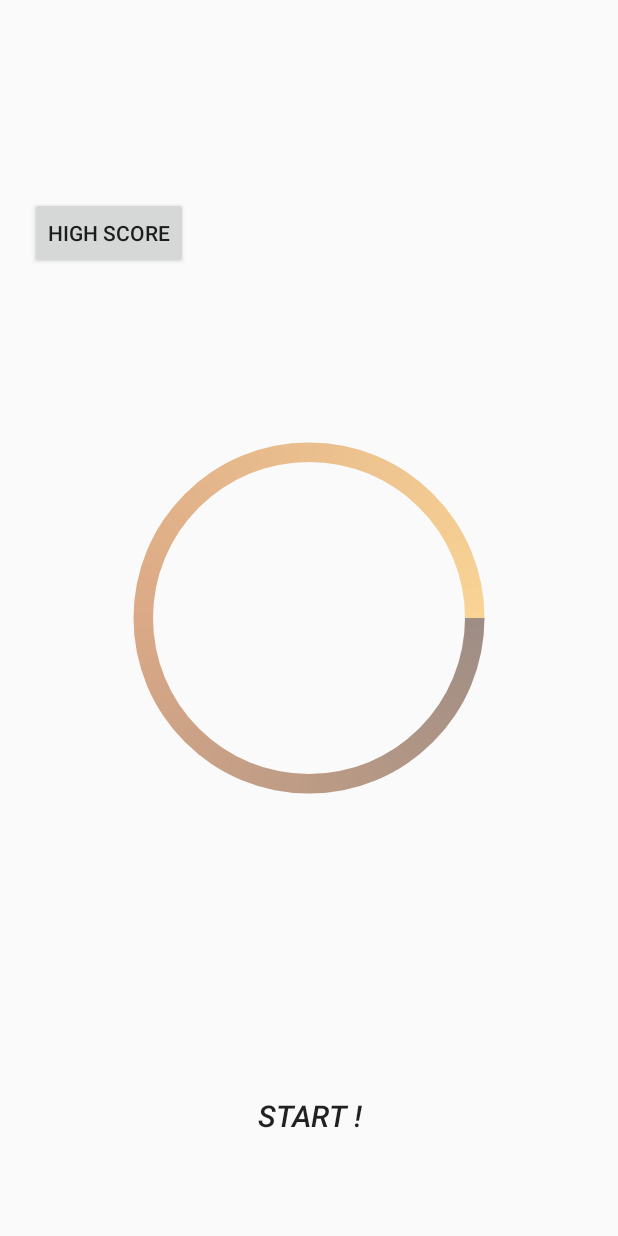
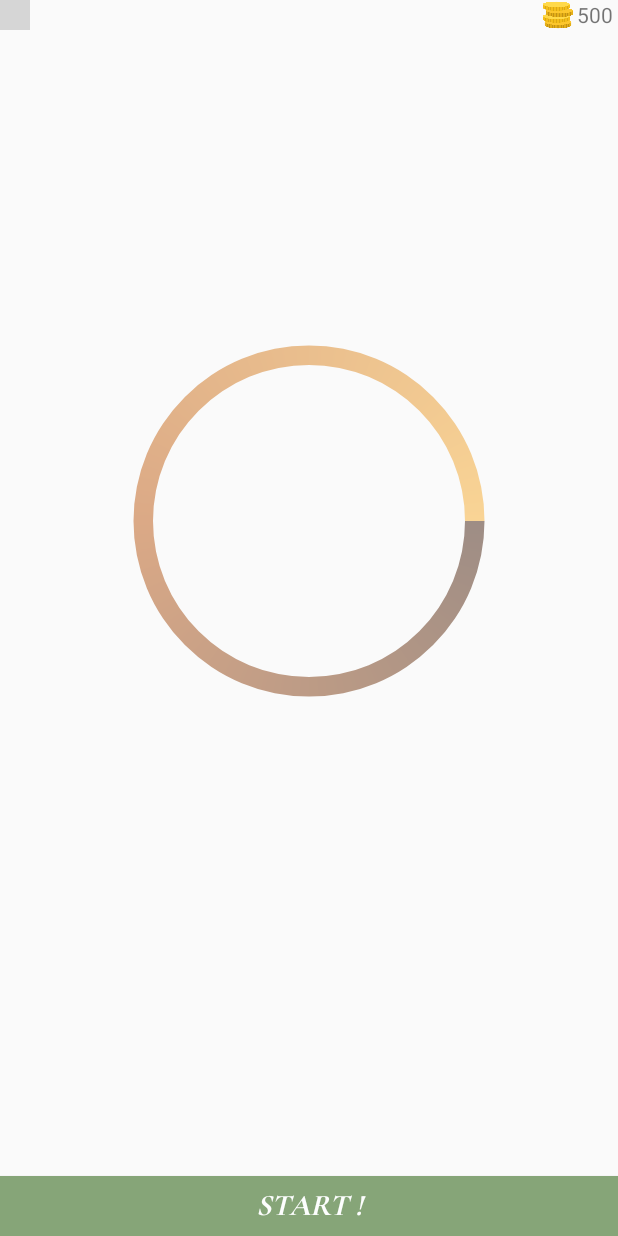
Before and after one commit to TAMMYLE/WordAddicts, an Android app: the TimerActivity screen opened directly, with no data from a screen before it, on a phone screen of 412 x 824 dp. Run offline under Robolectric (Android 15) with nearby library versions, the light colour scheme and no system bars; Roboto replaces fonts that are not available here; grey boxes are pictures that could not be loaded.

Commit message:
design the main activity and timer activity

```diff
--- a/app/src/main/AndroidManifest.xml
+++ b/app/src/main/AndroidManifest.xml
@@ -15,8 +15,10 @@
         <activity android:name=".TimerHighScoreActivity" />
         <activity android:name=".HighScoreActivity" />
         <activity android:name=".MenuActivity" />
-        <activity android:name=".TimerActivity" />
-        <activity android:name=".MainActivity" />
+        <activity android:name=".TimerActivity"
+            android:windowSoftInputMode="adjustNothing"/>//avoid the soft keyboard from pushing the view up/>
+        <activity android:name=".MainActivity"
+            android:windowSoftInputMode="adjustNothing"/>//avoid the soft keyboard from pushing the view up
         <activity android:name=".BeginActivity">
             <intent-filter>
                 <action android:name="android.intent.action.MAIN" />
--- a/app/src/main/java/com/example/wordaddicts/TimerActivity.java
+++ b/app/src/main/java/com/example/wordaddicts/TimerActivity.java
@@ -17,6 +17,8 @@ import android.view.inputmethod.EditorInfo;
 import android.view.inputmethod.InputMethodManager;
 import android.widget.Button;
 import android.widget.EditText;
+import android.widget.ImageView;
+import android.widget.LinearLayout;
 import android.widget.ProgressBar;
 import android.widget.TextView;
 import android.widget.Toast;
@@ -27,12 +29,16 @@ public class TimerActivity extends AppCompatActivity{
     ProgressBar mProgressBar, mProgressBar1;
     int score;
 
+    private ImageView highScoreTimer;
+
     private Button buttonStartTime;
     private Button buttonCheck;
     private Button buttonBuyTime;
-    private Button buttonHighScore;
+
     private EditText textViewInput;
-    private TextView textViewShuffle, scoreTextView, coinTextView;
+    private TextView textViewShuffle, scoreTextView, timerCoin;
+
+    private LinearLayout timerShop;
 
     private String guessWord;          //what user put in
     private String givenWord;          // what word the game wants user to guess
@@ -60,7 +66,11 @@ public class TimerActivity extends AppCompatActivity{
         buttonBuyTime = (Button) findViewById(R.id.buyTimeButton);
         buttonBuyTime.setVisibility(View.INVISIBLE);// hide the button when the game has not started
 
-        buttonHighScore = (Button) findViewById(R.id.highScoreButton);
+
+
+        highScoreTimer = (ImageView) findViewById(R.id.highscoreTimer);
+
+
 
 
         textViewInput = (EditText)
@@ -76,9 +86,12 @@ public class TimerActivity extends AppCompatActivity{
         scoreTextView.setVisibility(View.INVISIBLE);// set the scoreTextView to be invisible until the game starts
         score = 0;//set the score to 0;
 
-        coinTextView = (TextView) findViewById(R.id.coinTextView);
-        coinTextView.setText("Coin: " + MainActivity.coin);
-        coinTextView.setVisibility(View.INVISIBLE);
+        timerCoin = (TextView) findViewById(R.id.timerCoin);
+        timerCoin.setText("" + MainActivity.coin);
+//        timerCoin.setVisibility(View.INVISIBLE);
+
+        timerShop = (LinearLayout) findViewById(R.id.timerShop);
+
 
 
 
@@ -97,7 +110,7 @@ public class TimerActivity extends AppCompatActivity{
                 mProgressBar.setVisibility(View.INVISIBLE);
                 textViewShuffle.setVisibility(View.VISIBLE);//show the word that user needs to guess
                 scoreTextView.setVisibility(View.VISIBLE);// show the score when the game start
-                coinTextView.setVisibility(View.VISIBLE);//show the coin when the game starts
+                timerCoin.setVisibility(View.VISIBLE);//show the coin when the game starts
                 buttonBuyTime.setVisibility(View.VISIBLE);// show the buyTime button when the game starts
                 textViewInput.setVisibility(View.VISIBLE);//show the textInput
 
@@ -174,7 +187,7 @@ public class TimerActivity extends AppCompatActivity{
                     MainActivity.coin = MainActivity.coin - 100;
 
                     plusTime();
-                    coinTextView.setText("Coin: " + MainActivity.coin);
+                    timerCoin.setText("" + MainActivity.coin);
                 }
                 else
                 {
@@ -183,10 +196,19 @@ public class TimerActivity extends AppCompatActivity{
             }
         });
         //navigate to the highScore activity when click
-        buttonHighScore.setOnClickListener(new View.OnClickListener() {
+        highScoreTimer.setOnClickListener(new View.OnClickListener() {
             @Override
             public void onClick(View view) {
                 Intent intent = new Intent(getApplicationContext(), TimerHighScoreActivity.class);
+                startActivity(intent);
+                finish();
+            }
+        });
+
+        timerShop.setOnClickListener(new View.OnClickListener() {
+            @Override
+            public void onClick(View view) {
+                Intent intent = new Intent(getApplicationContext(), ShopActivity.class);
                 startActivity(intent);
                 finish();
             }
--- a/app/src/main/res/layout/activity_high_score.xml
+++ b/app/src/main/res/layout/activity_high_score.xml
@@ -17,7 +17,7 @@
         >
         <LinearLayout
             android:layout_width="match_parent"
-            android:layout_height="20dp"
+            android:layout_height="30dp"
             android:orientation="horizontal"
             android:gravity="right"
             >
@@ -28,8 +28,9 @@
                 android:gravity="center_horizontal"
                 />
             <TextView
-                android:layout_width="30dp"
+                android:layout_width="60dp"
                 android:layout_height="30dp"
+                android:textSize="20dp"
                 android:id="@+id/highscoreclassicCoin"
                 android:gravity="center_horizontal"/>
         </LinearLayout>
--- a/app/src/main/res/layout/activity_high_score_list.xml
+++ b/app/src/main/res/layout/activity_high_score_list.xml
@@ -18,7 +18,7 @@
 
         <LinearLayout
             android:layout_width="match_parent"
-            android:layout_height="20dp"
+            android:layout_height="30dp"
             android:orientation="horizontal"
             android:gravity="right"
             >
@@ -27,11 +27,13 @@
                 android:layout_height="20dp"
                 android:src="@drawable/coins"
                 android:gravity="center_horizontal"
+
                 />
             <TextView
-                android:layout_width="30dp"
+                android:layout_width="60dp"
                 android:layout_height="30dp"
                 android:id="@+id/highscorelistCoin"
+                android:textSize="20dp"
                 android:gravity="center_horizontal"/>
         </LinearLayout>
         <ImageView
--- a/app/src/main/res/layout/activity_timer.xml
+++ b/app/src/main/res/layout/activity_timer.xml
@@ -1,14 +1,139 @@
 <?xml version="1.0" encoding="utf-8"?>
 
 <!--  Created by Tammy Le, 17/4/2019  -->
-<RelativeLayout xmlns:android="http://schemas.android.com/apk/res/android"
+<LinearLayout xmlns:android="http://schemas.android.com/apk/res/android"
     xmlns:app="http://schemas.android.com/apk/res-auto"
     xmlns:tools="http://schemas.android.com/tools"
     android:layout_width="match_parent"
     android:layout_height="match_parent"
     tools:context=".TimerActivity"
+    android:orientation="vertical"
     android:fitsSystemWindows="true">
 
+    <LinearLayout
+        android:layout_width="match_parent"
+        android:layout_height="20dp"
+        android:orientation="horizontal"
+        android:layout_marginBottom="20dp"
+        >
+        <LinearLayout
+            android:layout_width="320dp"
+            android:layout_height="20dp"
+            android:gravity="left">
+            <ImageView
+                android:layout_width="20dp"
+                android:layout_height="20dp"
+                android:src= "@drawable/highscore"
+                android:id="@+id/highscoreTimer"/>
+        </LinearLayout>
+        <LinearLayout
+            android:layout_width="match_parent"
+            android:layout_height="match_parent"
+            android:gravity="right"
+
+            android:id="@+id/timerShop"
+            >
+            <ImageView
+                android:layout_width="20dp"
+                android:layout_height="20dp"
+                android:src="@drawable/coins"
+                android:gravity="center_horizontal"
+                />
+            <TextView
+                android:layout_width="30dp"
+                android:layout_height="30dp"
+                android:id="@+id/timerCoin"
+                android:gravity="center_horizontal"/>
+        </LinearLayout>
+
+    </LinearLayout>
+    <LinearLayout
+        android:layout_width="match_parent"
+        android:layout_height="wrap_content"
+
+        android:paddingBottom="20dp"
+        >
+        //check out button
+
+        <LinearLayout
+            android:layout_width="100dp"
+            android:layout_height="wrap_content"
+            android:gravity="left">
+
+            <Button
+                android:id="@+id/buttonCheck"
+                android:layout_width="100dp"
+                android:layout_height="wrap_content"
+
+                android:text="Check"
+                android:background="@color/darkGreen"
+                android:textColor="@color/colorWhite"
+                android:fontFamily="@font/cormorant_garamond_bold"
+                />
+
+        </LinearLayout>
+
+        //score
+        <LinearLayout
+            android:layout_width="200dp"
+            android:layout_height="match_parent"
+            android:gravity="center">
+            <TextView
+                android:id="@+id/scoreTextView"
+                android:layout_width="wrap_content"
+                android:layout_height="match_parent"
+                android:layout_gravity="center"
+                android:text="Score: 0"
+                android:fontFamily="@font/cormorant_garamond_bold"
+                android:gravity="center"
+                android:textSize="24sp" />
+
+        </LinearLayout>
+        //buy time button
+        <LinearLayout
+            android:layout_width="match_parent"
+            android:layout_height="wrap_content"
+            android:gravity= "right">
+
+            <Button
+                android:id="@+id/buyTimeButton"
+                android:layout_width="100dp"
+                android:layout_height="wrap_content"
+
+                android:background="@color/darkGreen"
+                android:textColor="@color/colorWhite"
+                android:fontFamily="@font/cormorant_garamond_bold"
+                android:text="Buy Time" />
+
+        </LinearLayout>
+    </LinearLayout>
+
+    //shuffle word
+    <LinearLayout
+        android:layout_width="match_parent"
+        android:layout_height="wrap_content"
+        android:padding="30dp">
+        <TextView
+            android:id="@+id/shuffledWord"
+            android:layout_width="match_parent"
+            android:layout_height="wrap_content"
+
+            android:gravity="center"
+            android:text="Shuffled Word"
+            android:fontFamily="@font/cormorant_garamond_bold"
+            android:textSize="40sp"
+            android:textStyle="bold" />
+
+    </LinearLayout>
+
+    //progress bar
+    <LinearLayout
+        android:layout_width="match_parent"
+        android:layout_height="wrap_content"
+        android:gravity="center">
+        <RelativeLayout
+            android:layout_width="match_parent"
+            android:layout_height="wrap_content">
             <ProgressBar
                 android:id="@+id/progressbar_timerview"
                 style="?android:attr/progressBarStyleHorizontal"
@@ -19,36 +144,6 @@
                 android:layout_gravity="center_horizontal|bottom"
                 android:indeterminate="false"
                 android:progressDrawable="@drawable/drawable_circle_dark" />
-
-    <TextView
-        android:id="@+id/shuffledWord"
-        android:layout_width="wrap_content"
-        android:layout_height="wrap_content"
-        android:layout_alignParentStart="true"
-        android:layout_alignParentLeft="true"
-        android:layout_alignParentTop="true"
-        android:layout_alignParentEnd="true"
-        android:layout_alignParentRight="true"
-        android:layout_marginStart="123dp"
-        android:layout_marginLeft="123dp"
-        android:layout_marginTop="42dp"
-        android:layout_marginEnd="123dp"
-        android:layout_marginRight="123dp"
-        android:gravity="center"
-        android:text="Shuffled Word"
-        android:textSize="30sp"
-        android:textStyle="bold" />
-
-    <EditText
-        android:id="@+id/textViewInput"
-        android:layout_width="180dp"
-        android:layout_height="80dp"
-        android:layout_centerInParent="true"
-        android:gravity="center"
-        android:textColor="@android:color/black"
-        android:textSize="30sp"
-        android:textStyle="bold" />
-
             <ProgressBar
                 android:id="@+id/progressbar1_timerview"
                 style="?android:attr/progressBarStyleHorizontal"
@@ -60,78 +155,51 @@
                 android:indeterminate="false"
                 android:progressDrawable="@drawable/drawable_circle_light"
                 android:visibility="gone" />
+            <EditText
+                android:id="@+id/textViewInput"
+                android:layout_width="180dp"
+                android:layout_height="80dp"
+                android:layout_centerInParent="true"
+                android:gravity="center"
+                android:textColor="@android:color/black"
+                android:textSize="30sp"
+                android:textStyle="bold" />
+
+        </RelativeLayout>
+
+    </LinearLayout>
 
 
-    <Button
-        android:id="@+id/buttonCheck"
+
+
+
+
+
+<RelativeLayout
     android:layout_width="match_parent"
-        android:layout_height="40dp"
-        android:layout_alignParentBottom="true"
-        android:layout_marginBottom="522dp"
-        android:background="@android:color/transparent"
-        android:text="CHECK"
-        android:textSize="20sp"
-        android:textStyle="italic"
-        android:visibility="invisible" />
-
+    android:layout_height="wrap_content"
+    android:layout_marginTop="80dp"
+    >
     <Button
         android:id="@+id/button_timerview_start"
         android:layout_width="match_parent"
         android:layout_height="40dp"
-        android:background="@android:color/transparent"
+        android:background="@color/darkGreen"
         android:text="START !"
+        android:textColor="@color/colorWhite"
+        android:fontFamily="@font/cormorant_garamond_bold"
         android:textSize="20sp"
         android:textStyle="italic"
         android:layout_alignParentBottom="true"
-        android:layout_marginBottom="60dp"/>
-
-    <Button
-        android:id="@+id/buyTimeButton"
-        android:layout_width="wrap_content"
-        android:layout_height="wrap_content"
-        android:layout_alignParentTop="true"
-        android:layout_alignParentEnd="true"
-        android:layout_alignParentRight="true"
-        android:layout_marginTop="132dp"
-        android:layout_marginEnd="16dp"
-        android:layout_marginRight="16dp"
-        android:text="Buy Time" />
-
-    <TextView
-        android:id="@+id/scoreTextView"
-        android:layout_width="wrap_content"
-        android:layout_height="wrap_content"
-        android:layout_alignParentStart="true"
-        android:layout_alignParentLeft="true"
-        android:layout_alignParentTop="true"
-        android:layout_marginStart="17dp"
-        android:layout_marginLeft="17dp"
-        android:layout_marginTop="76dp"
-        android:text="Score" />
-
-    <TextView
-        android:id="@+id/coinTextView"
-        android:layout_width="wrap_content"
-        android:layout_height="wrap_content"
-        android:layout_alignParentTop="true"
-        android:layout_alignParentEnd="true"
-        android:layout_alignParentRight="true"
-        android:layout_marginTop="73dp"
-        android:layout_marginEnd="36dp"
-        android:layout_marginRight="36dp"
-        android:text="Coin" />
-
-    <Button
-        android:id="@+id/highScoreButton"
-        android:layout_width="wrap_content"
-        android:layout_height="wrap_content"
-        android:layout_alignParentStart="true"
-        android:layout_alignParentLeft="true"
-        android:layout_alignParentTop="true"
-        android:layout_marginStart="20dp"
-        android:layout_marginLeft="20dp"
-        android:layout_marginTop="131dp"
-        android:text="High Score" />
+        />
+</RelativeLayout>
 
 
-</RelativeLayout>
+
+
+
+
+
+
+
+</LinearLayout>
--- a/app/src/main/res/layout/activity_timer_high_score.xml
+++ b/app/src/main/res/layout/activity_timer_high_score.xml
@@ -17,7 +17,7 @@
         >
         <LinearLayout
             android:layout_width="match_parent"
-            android:layout_height="20dp"
+            android:layout_height="30dp"
             android:orientation="horizontal"
             android:gravity="right"
             >
@@ -28,8 +28,9 @@
                 android:gravity="center_horizontal"
                 />
             <TextView
-                android:layout_width="30dp"
+                android:layout_width="60dp"
                 android:layout_height="30dp"
+                android:textSize="20dp"
                 android:id="@+id/highscoreSpeedCoin"
                 android:gravity="center_horizontal"/>
         </LinearLayout>
--- a/app/src/main/res/values/colors.xml
+++ b/app/src/main/res/values/colors.xml
@@ -21,7 +21,8 @@
     <color name="colorDarkNavy">#12104B</color>
     <color name="colorLightGreen">#7AC7B8</color>
     <color name="colorBlueGreen">#5A8799</color>
-
+    <color name="lightNavy">#20c5d7</color>
+    <color name="darkGreen">#86a578</color>
     //added by Phong 7/5/2019
     <color name="backgroundcolor">#fcfcfc</color>
     <!--<color name="backgroundcolor">#515254</color>-->
```
Also changed, not shown: app/src/main/java/com/example/wordaddicts/MainActivity.java (+25 -6 lines), app/src/main/java/com/example/wordaddicts/ShopActivity.java (+5 -17 lines), app/src/main/res/layout/activity_main.xml (+160 -106 lines), app/src/main/res/layout/activity_shop.xml (+21 -2 lines). Lines whose indentation alone changed are shown as unchanged.
